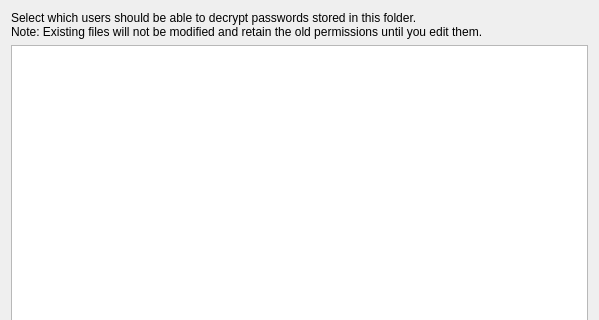
This is usersdialog.ui in IJHack/QtPass as Qt 5 draws it before an edit; both pictures show x 0 to 599 and y 0 to 320 of the 599 by 583 pixel window. The edited form follows.
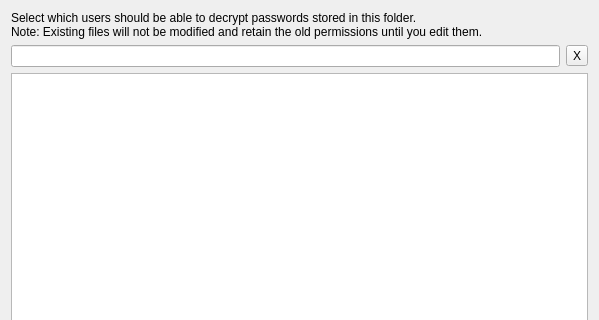
This is the edited form.

Diff of the .ui file:
```diff
--- a/usersdialog.ui
+++ b/usersdialog.ui
@@ -37,6 +37,20 @@
      </property>
     </widget>
    </item>
+   <item>
+    <layout class="QHBoxLayout" name="horizontalLayout">
+     <item>
+      <widget class="QLineEdit" name="lineEdit"/>
+     </item>
+     <item>
+      <widget class="QToolButton" name="clearButton">
+       <property name="text">
+        <string>X</string>
+       </property>
+      </widget>
+     </item>
+    </layout>
+   </item>
    <item>
     <widget class="QListWidget" name="listWidget">
      <property name="alternatingRowColors">
```
